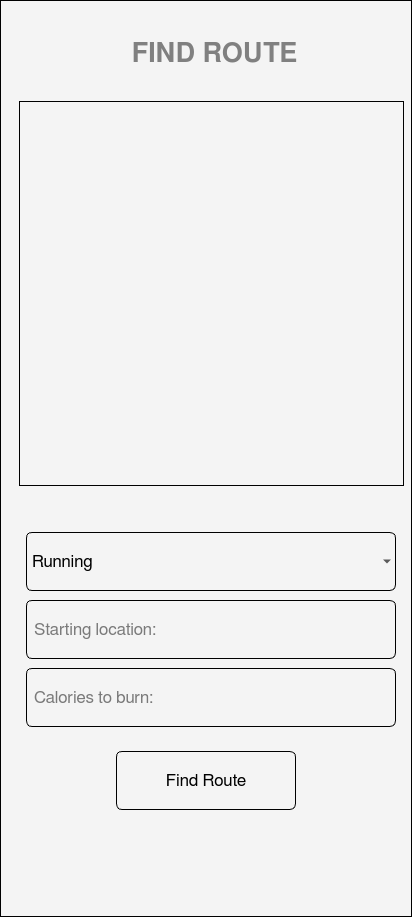
Before: the Qt Designer form Deliverable 3/code/ui/find_route_screen.ui in SWE-Project-Org/SWE-Project, drawn with Qt 5.
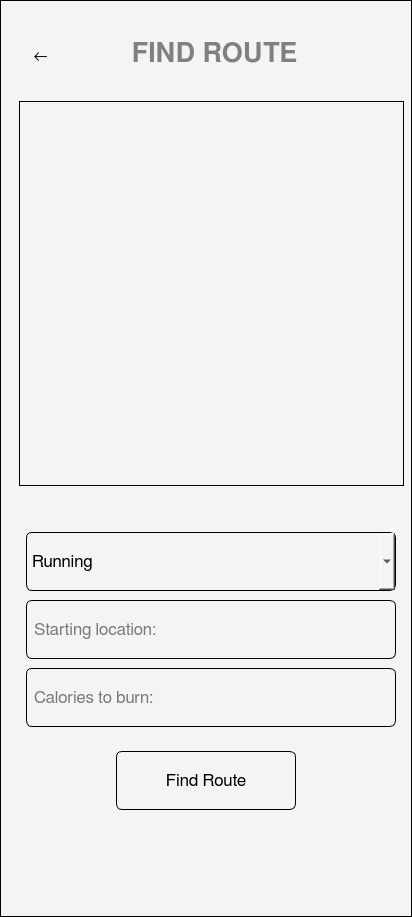
After: the same form once the commit is applied.

Commit message: Completed find route gui

```diff
--- a/Deliverable 3/code/ui/find_route_screen.ui
+++ b/Deliverable 3/code/ui/find_route_screen.ui
@@ -82,14 +82,27 @@
     </font>
    </property>
    <property name="styleSheet">
-    <string notr="true">color: black;  
-background-color: #00000000;
+    <string notr="true">color: f4f4f4;  
+background-color: #f4f4f4;
 border-radius: 6px;
     padding: 5px;</string>
    </property>
+   <property name="editable">
+    <bool>false</bool>
+   </property>
    <property name="placeholderText">
     <string>Running</string>
    </property>
+   <item>
+    <property name="text">
+     <string>Running</string>
+    </property>
+   </item>
+   <item>
+    <property name="text">
+     <string>Walking</string>
+    </property>
+   </item>
   </widget>
   <widget class="QLineEdit" name="lineEdit_2">
    <property name="geometry">
@@ -191,6 +204,31 @@
     <bool>true</bool>
    </property>
   </widget>
+  <widget class="QPushButton" name="pushButton_6">
+   <property name="geometry">
+    <rect>
+     <x>20</x>
+     <y>40</y>
+     <width>41</width>
+     <height>31</height>
+    </rect>
+   </property>
+   <property name="font">
+    <font>
+     <family>FreeSans</family>
+     <pointsize>13</pointsize>
+     <bold>false</bold>
+    </font>
+   </property>
+   <property name="styleSheet">
+    <string notr="true">color: f4f4f4;background-color: #f4f4f4;
+border: 0;
+</string>
+   </property>
+   <property name="text">
+    <string>←</string>
+   </property>
+  </widget>
  </widget>
  <resources/>
  <connections/>
```
The commit also changes 2 other files.
